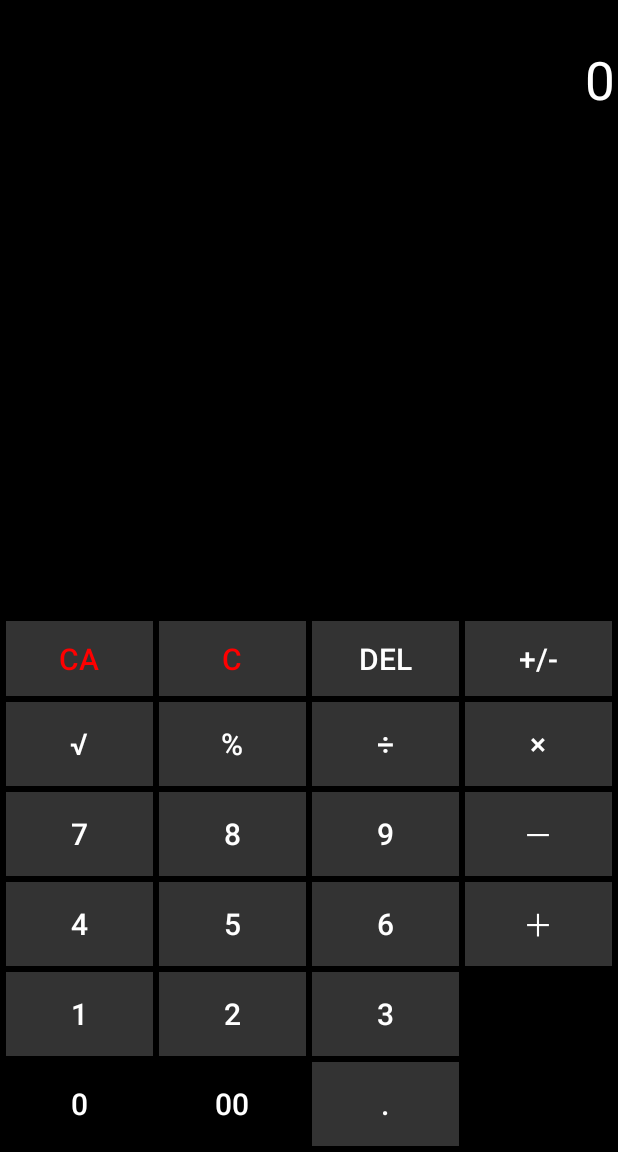
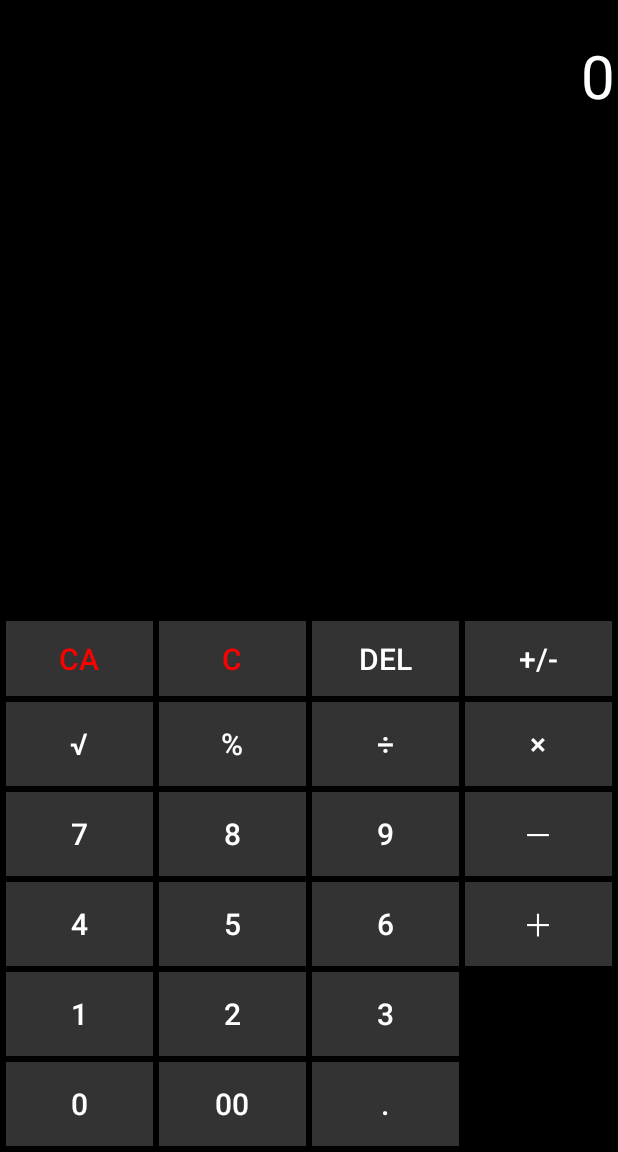
Before and after one commit to idler0725/Calculator, an Android app: the screen it shows after launch (MainActivity), after a tap on "+/-", on a phone screen of 412 x 824 dp, the part 84-1236 px from its top. Run offline under Robolectric (Android 15) with nearby library versions, the phone set to English and light mode, and no system bars; 2 statements that could not run were skipped.

Commit message:
機能面もほぼ完成 後は 履歴表示の仕方 入力表示のカンマ 入力表示の入力制限 あたりを直す

```diff
--- a/app/src/main/java/com/example/idler0725/calculator/MainActivity.java
+++ b/app/src/main/java/com/example/idler0725/calculator/MainActivity.java
@@ -5,28 +5,15 @@ import android.os.Bundle;
 import android.view.View;
 import android.widget.Button;
 import android.widget.TextView;
-
 import static java.lang.Math.sqrt;
 
 public class MainActivity extends AppCompatActivity {
     //変数宣言
-    TextView old_formula;             //履歴フィールド
-    TextView current_formula;        //入力フィールド
-    int recentOperation;            //演算記号格納
-    double result;                   //演算結果格納
-    boolean operationKeyPushed;    //演算記号が押されているか
-
-    //初期化
-    void initApp() {
-        recentOperation = R.id.button_Equal;
-        result = 0;
-        operationKeyPushed = true;
-        old_formula = (TextView) findViewById(R.id.old_formula);
-        current_formula = (TextView) findViewById(R.id.current_formula);
-        current_formula.setText("0");
-        findViewById(R.id.button_0).setEnabled(false);
-        findViewById(R.id.button_00).setEnabled(false);
-    }
+    TextView oldFormula;           //履歴テキスト
+    TextView currentFormula;      //入力テキスト
+    int recentOperation;          //演算記号格納
+    double result;                 //演算結果格納
+    boolean operationKeyPushed;  //演算記号が入力されているか
 
     @Override
     protected void onCreate(Bundle savedInstanceState) {
@@ -57,175 +44,238 @@ public class MainActivity extends AppCompatActivity {
         findViewById(R.id.button_C).setOnClickListener(onClickClear);
         findViewById(R.id.button_CA).setOnClickListener(onClickClearAll);
         findViewById(R.id.button_DEL).setOnClickListener(onClickDelete);
+        findViewById(R.id.button_PoM).setOnClickListener(onClickPoM);
+        findViewById(R.id.button_Percentage).setOnClickListener(onClickPercentage);
         findViewById(R.id.button_SqRt).setOnClickListener(onClickSqRt);
-        findViewById(R.id.button_PoM).setOnClickListener(onClickPoM);
     }
 
-    //「C」が押された時の処理
+    //初期化
+    void initApp() {
+        oldFormula = (TextView) findViewById(R.id.old_formula);
+        currentFormula = (TextView) findViewById(R.id.current_formula);
+        recentOperation = R.id.button_Equal;
+        operationKeyPushed = true;
+        result = 0;
+        currentFormula.setText("0");
+        oldFormula.setText("");
+    }
+
+    //入力テキスト更新
+    void updateCurrentNumber(String currentText){
+        double checkVar = Double.parseDouble(currentText);
+        if(checkVar == (long)checkVar)
+            currentFormula.setText(String.valueOf((long)checkVar));
+        else
+            currentFormula.setText(String.valueOf(checkVar));
+    }
+    void updateCurrentNumber(double currentText){
+        if(currentText == (long)currentText)
+            currentFormula.setText(String.valueOf((long)currentText));
+        else
+            currentFormula.setText(String.valueOf(currentText));
+    }
+
+    //履歴テキスト更新
+    void updateOldNumber(String oldText){
+        double checkVar = Double.parseDouble(oldText);
+        if(checkVar == (long)checkVar)
+            oldFormula.setText(String.valueOf((long)checkVar));
+        else
+            oldFormula.setText(String.valueOf(checkVar));
+    }
+
+    //「C」が入力された時の処理
     View.OnClickListener onClickClear = new View.OnClickListener() {
         @Override
         public void onClick(View view) {
-            //入力フィールドのみ消去
+            //演算記号が入力されている状態に
             operationKeyPushed = true;
-            current_formula.setText("0");
-            findViewById(R.id.button_0).setEnabled(false);
-            findViewById(R.id.button_00).setEnabled(false);
+            //入力テキストのみ消去
+            currentFormula.setText("0");
         }
     };
 
-    //「CA」が押された時の処理
+    //「CA」が入力された時の処理
     View.OnClickListener onClickClearAll = new View.OnClickListener() {
         @Override
         public void onClick(View view) {
-            //入力状態を消去
+            //情報を初期化
             recentOperation = R.id.button_Equal;
+            //演算記号が入力されている状態に
+            operationKeyPushed = true;
+            //演算結果を0に
             result = 0;
-            operationKeyPushed = true;
-            old_formula.setText("");
-            current_formula.setText("0");
-            findViewById(R.id.button_0).setEnabled(false);
-            findViewById(R.id.button_00).setEnabled(false);
+            //入力テキストを消去
+            currentFormula.setText("0");
+            //履歴テキストを消去
+            oldFormula.setText("");
         }
     };
 
-    //「DEL」が押された時の処理
+    //「DEL」が入力された時の処理
     View.OnClickListener onClickDelete = new View.OnClickListener() {
         @Override
         public void onClick(View view) {
-
+            //入力テキストを取得
+            String currentText = currentFormula.getText().toString();
+            //currentTextの末尾を消去
+            if(currentText.length() >= 2){
+                currentText = currentText.substring(0, currentText.length() - 1);
+                //入力テキストを更新
+                updateCurrentNumber(currentText);
+            }
+            else
+                currentFormula.setText("0");
         }
     };
 
-    //「+/-」が押された時の処理
+    //「+/-」が入力された時の処理
     View.OnClickListener onClickPoM = new View.OnClickListener() {
         @Override
         public void onClick(View view) {
-            //入力フィールドの数値を取得
-            double conversion = Double.parseDouble(current_formula.getText().toString());
+            //入力テキストの数値を取得
+            double conversion = Double.parseDouble(currentFormula.getText().toString());
             //+/-変換
             conversion -= conversion * 2;
-            //入力フィールドに表示
-            if(conversion == (long)conversion) current_formula.setText(String.valueOf((long)conversion));
-            else current_formula.setText(String.valueOf(conversion));
+            //入力テキストに表示
+            updateCurrentNumber(conversion);
+            //演算記号が入力されている状態に
             operationKeyPushed = true;
         }
     };
 
-    //「√」が押された時の処理
-    View.OnClickListener onClickSqRt = new View.OnClickListener() {
+    //「%」が入力された時の処理
+    View.OnClickListener onClickPercentage = new View.OnClickListener() {
         @Override
         public void onClick(View view) {
-            //入力フィールドの数値を取得
-            double conversion = Double.parseDouble(current_formula.getText().toString());
-            //平方根を計算
-            conversion = sqrt(conversion);
-            //入力フィールドに表示
-            if(conversion == (long)conversion) current_formula.setText(String.valueOf((long)conversion));
-            else current_formula.setText(String.valueOf(conversion));
+            //入力テキストの数値を取得
+            double value = Double.parseDouble(currentFormula.getText().toString());
+            //直前の記号が「+」か「-」の場合演算実行
+            if(recentOperation == R.id.button_Addition || recentOperation == R.id.button_Subtraction)
+                result = calculation(recentOperation, result, (result * (value / 100)));
+            //演算結果を入力テキストに表示
+            updateCurrentNumber(result);
+            //履歴テキストを消去
+            oldFormula.setText("");
+            //演算記号が入力されている状態に
             operationKeyPushed = true;
         }
     };
 
-    //数字が押された時の処理
+    //「√」が入力された時の処理
+    View.OnClickListener onClickSqRt = new View.OnClickListener() {
+        @Override
+        public void onClick(View view) {
+            //入力テキストの数値を取得
+            double conversion = Double.parseDouble(currentFormula.getText().toString());
+            //平方根を計算
+            conversion = sqrt(conversion);
+            //入力テキストに表示
+            updateCurrentNumber(conversion);
+            //演算記号が入力されている状態に
+            operationKeyPushed = true;
+        }
+    };
+
+    //数字が入力された時の処理
     View.OnClickListener onClickNumber = new View.OnClickListener() {
         @Override
         public void onClick(View view) {
-            Button button = (Button) view;      //数字を取得
+            //数字を取得
+            Button button = (Button) view;
             //直前に記号が入力されていた場合
-            if (operationKeyPushed == true) {
-                //ドットが押された場合
-                if(button.getId() == R.id.button_Dot){
-                    //0の後にドットを表示
-                    current_formula.setText("0");
-                    current_formula.append(button.getText());
+            if (operationKeyPushed) {
+                //ドットが入力された場合
+                if (button.getId() == R.id.button_Dot) {
+                    currentFormula.append(button.getText());
+                    //演算記号が入力されていない状態に
+                    operationKeyPushed = false;
                 }
-                //数字が押された場合、新しく数字を表示
-                else current_formula.setText(button.getText());
+                //数字が入力された場合、新しく数字を表示
+                else{
+                    //「0」か「00」が入力された場合
+                    if(button.getId() == R.id.button_0 || button.getId() == R.id.button_00)
+                        currentFormula.setText("0");
+                    //それ以外の数字が入力された場合
+                    else {
+                        currentFormula.setText(button.getText());
+                        //演算記号が入力されていない状態に
+                        operationKeyPushed = false;
+                    }
+                }
             }
             //直前に数字が入力されていた場合
             else {
-                //ドットが押され、0しか入力されていなかった場合、先に0を入力
-                if(button.getId() == R.id.button_Dot && current_formula.getText().toString() == "0") current_formula.setText("0");
-                //既存の数字の後に押された数字を追加
-                current_formula.append(button.getText());
-            }
-            //記号が押されていない状態に
-            operationKeyPushed = false;
-            //0しか入力されてなければ「0」「00」は入力できない
-            double check = Double.parseDouble(current_formula.getText().toString());
-            if(check == 0.0){
-                findViewById(R.id.button_0).setEnabled(false);
-                findViewById(R.id.button_00).setEnabled(false);
-            }
-            else
-            {
-                findViewById(R.id.button_0).setEnabled(true);
-                findViewById(R.id.button_00).setEnabled(true);
+                //既存の数字の後に入力された数字を追加
+                currentFormula.append(button.getText());
+                //演算記号が入力されていない状態に
+                operationKeyPushed = false;
             }
         }
     };
 
-    //記号が押された時の処理
+    //記号が入力された時の処理
     View.OnClickListener onClickOperation = new View.OnClickListener() {
         @Override
         public void onClick(View view) {
-            Button operationButton = (Button) view;                                         //記号を取得
-            double value = Double.parseDouble(current_formula.getText().toString());    //記号が押される前の数値を取得
-            //一個前に押された記号が「=」の場合
+            //演算記号を取得
+            Button operationButton = (Button) view;
+            //演算記号が入力される前の数値を取得
+            double value = Double.parseDouble(currentFormula.getText().toString());
+            //一個前に入力された演算記号が「=」の場合
             if (recentOperation == R.id.button_Equal) {
                 result = value;
-                //今回押されたのが「=」の場合、履歴フィールドを消去
-                if (operationButton.getId() == R.id.button_Equal) old_formula.setText("");
-                //今回押されたのが「=」以外の場合
-                else {
-                    //履歴フィールドに「入力フィールドの値 演算記号」を表示
-                    if(result == (long)result) old_formula.setText(String.valueOf((long)result) + " " + operationButton.getText());
-                    else old_formula.setText(String.valueOf(result) + " " + operationButton.getText());
+                //履歴テキストに「入力フィールドの値 演算記号」を表示
+                if(result == (long)result)
+                    oldFormula.setText(String.valueOf((long)result) + " " + operationButton.getText());
+                else
+                    oldFormula.setText(String.valueOf(result) + " " + operationButton.getText());
+            }
+            //一個前に入力された演算記号が「=」以外の場合
+            else {
+                //演算記号が連続で入力された場合
+                if(operationKeyPushed && operationButton.getId() != R.id.button_Equal){
+                    //入力された演算記号が「=」以外の場合
+                    if(operationButton.getId() != R.id.button_Equal) {
+                        //履歴テキストに「入力フィールドの値 演算記号」を表示
+                        if (result == (long) result)
+                            oldFormula.setText(String.valueOf((long) result) + " " + operationButton.getText());
+                        else
+                            oldFormula.setText(String.valueOf(result) + " " + operationButton.getText());
+                    }
+                    //入力された演算記号が「=」の場合
+                    else{
+                        //履歴テキストを消去
+                        oldFormula.setText("");
+                        //計算実行
+                        result = calculation(recentOperation, result, value);
+                        //計算結果を入力テキストに表示
+                        updateCurrentNumber(result);
+                    }
                 }
-            }
-            //一個前に押された記号が「=」以外の場合
-            else {
-                //記号が連続で押され、押された記号が「=」以外の場合
-                if(operationKeyPushed == true && operationButton.getId() != R.id.button_Equal){
-                    //履歴フィールドを更新
-                    if(result == (long)result) old_formula.setText(String.valueOf((long)result) + " " + operationButton.getText());
-                    else old_formula.setText(String.valueOf(result) + " " + operationButton.getText());
-                }
-                //記号が連続で押されてない場合
+                //演算記号が連続で入力されてない場合
                 else {
                     //計算実行
                     result = calculation(recentOperation, result, value);
-                    //計算結果を入力フィールドに表示
-                    if(result == (long)result) current_formula.setText(String.valueOf((long)result));
-                    else current_formula.setText(String.valueOf(result));
-                    //履歴フィールドを更新
-                    if(value == (long)value) old_formula.append(String.valueOf(value) + " " + operationButton.getText());
-                    else old_formula.append(String.valueOf((long)value) + " " + operationButton.getText());
-                    //今回押されたのが「=」の場合、履歴フィールドを消去
-                    if (operationButton.getId() == R.id.button_Equal) old_formula.setText("");
+                    //計算結果を入力テキストに表示
+                    updateCurrentNumber(result);
+                    //履歴テキストを更新
+                    if(value == (long)value) oldFormula.append(String.valueOf((long)value) + " " + operationButton.getText());
+                    else oldFormula.append(String.valueOf(value) + " " + operationButton.getText());
+                    //今回入力されたのが「=」の場合、履歴テキストを消去
+                    if (operationButton.getId() == R.id.button_Equal) oldFormula.setText("");
                 }
             }
-            //押された記号を更新
+            //入力された演算記号を更新
             recentOperation = operationButton.getId();
-            //記号が押されている状態に
+            //演算記号が入力されている状態に
             operationKeyPushed = true;
-            //0しか入力されてなければ「0」「00」は入力できない
-            double check = Double.parseDouble(current_formula.getText().toString());
-            if(check == 0.0){
-                findViewById(R.id.button_0).setEnabled(false);
-                findViewById(R.id.button_00).setEnabled(false);
-            }
-            else
-            {
-                findViewById(R.id.button_0).setEnabled(true);
-                findViewById(R.id.button_00).setEnabled(true);
-            }
         }
     };
 
-    //計算メソッド
+    //演算メソッド
     double calculation(int operation, double value1, double value2) {
-        //記号によって分岐
+        //演算記号によって分岐
         switch (operation) {
             //足し算
             case R.id.button_Addition:
--- a/app/src/main/res/layout/activity_main.xml
+++ b/app/src/main/res/layout/activity_main.xml
@@ -23,23 +23,22 @@
         android:id="@+id/old_formula"
         android:layout_width="match_parent"
         android:layout_height="wrap_content"
-        android:gravity="right"
+        android:gravity="end"
         android:textColor="#FFFFFF"
         android:scrollHorizontally="true"
         android:ellipsize="start"
-        android:textSize="20sp"
-        android:maxLines="1" />
+        android:textSize="15sp"
+        android:maxLines="2" />
 
     <TextView
         android:id="@+id/current_formula"
         android:layout_width="match_parent"
         android:layout_height="wrap_content"
         android:layout_below="@id/old_formula"
-        android:gravity="right"
-        android:textSize="35sp"
+        android:gravity="end"
+        android:textSize="40sp"
         android:textColor="#FFFFFF"
-        android:maxLength="12"
-        android:fontFamily="sans-serif" />
+        android:maxLength="12" />
 
     <!--                    上の解説                         -->
     <!-- android:layout_below : 後に続くidのオブジェクトの下に配置しますよってこと -->
```
